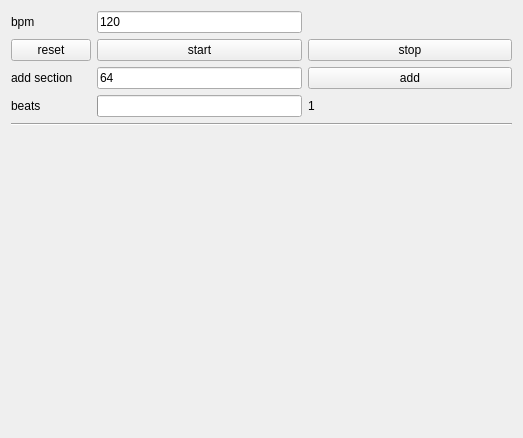
Above: beatcounter/mainwindow.ui from mattvenn/beatcounter before the change. Below: the same form after it.
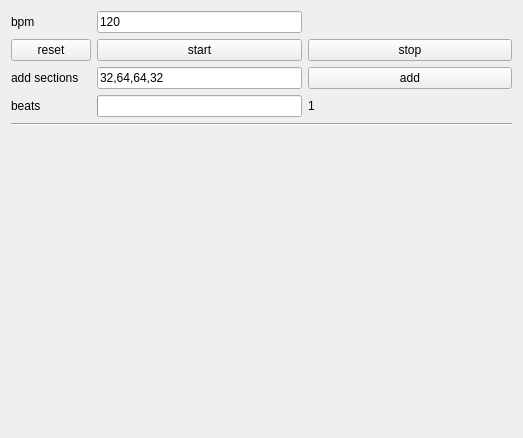
That is the form after the change.

Commit message: add multi sections

```diff
--- a/beatcounter/mainwindow.ui
+++ b/beatcounter/mainwindow.ui
@@ -88,7 +88,7 @@
       <item row="4" column="0">
        <widget class="QLabel" name="label_5">
         <property name="text">
-         <string>add section</string>
+         <string>add sections</string>
         </property>
        </widget>
       </item>
@@ -102,7 +102,7 @@
       <item row="4" column="1">
        <widget class="QLineEdit" name="lineEdit_section">
         <property name="text">
-         <string>64</string>
+         <string>32,64,64,32</string>
         </property>
        </widget>
       </item>
```
Left out of the diff: 3 changed lines with no effect on the pictures. The commit also changes 2 other files.
